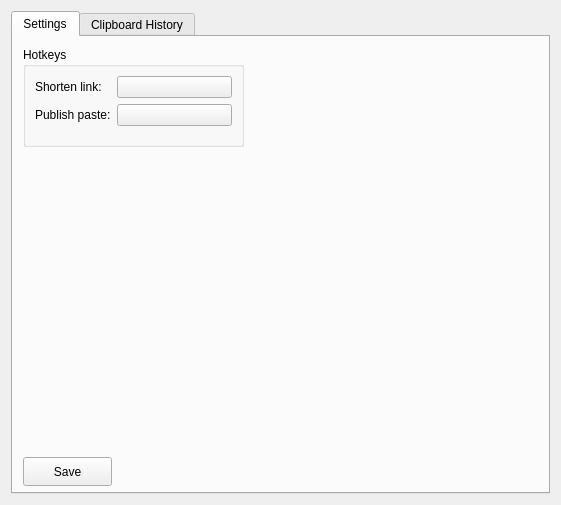
Qt form clipper.ui (antvconst/Clipper) before a commit.
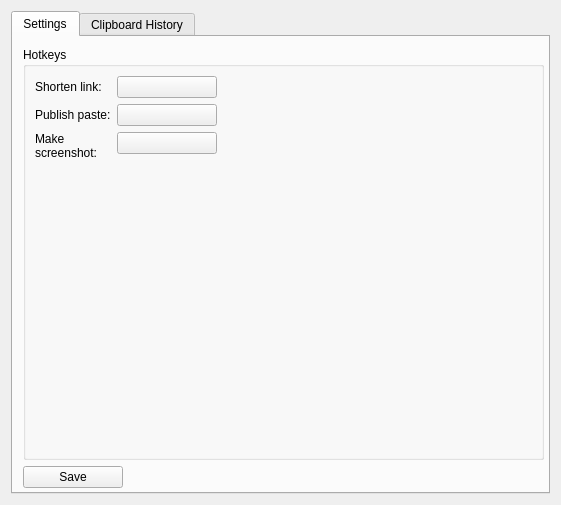
The same form after that commit. The open tabs and pages were chosen to show the change. Icons and pictures are not drawn.

Commit message: Added screenshot making and uploading (Imageshack)

```diff
--- a/clipper.ui
+++ b/clipper.ui
@@ -27,15 +27,18 @@
       <attribute name="title">
        <string>Settings</string>
       </attribute>
-      <widget class="QGroupBox" name="groupBox">
+      <widget class="QWidget" name="">
        <property name="geometry">
         <rect>
          <x>10</x>
          <y>10</y>
-         <width>221</width>
-         <height>100</height>
+         <width>521</width>
+         <height>441</height>
         </rect>
        </property>
+       <layout class="QVBoxLayout" name="verticalLayout_3">
+        <item>
+         <widget class="QGroupBox" name="groupBox">
        <property name="title">
         <string>Hotkeys</string>
        </property>
@@ -49,6 +52,12 @@
         </item>
         <item row="0" column="1">
          <widget class="QPushButton" name="shortenLinkButton">
+             <property name="maximumSize">
+              <size>
+               <width>100</width>
+               <height>16777215</height>
+              </size>
+             </property>
           <property name="text">
            <string/>
           </property>
@@ -63,25 +72,55 @@
         </item>
         <item row="1" column="1">
          <widget class="QPushButton" name="publishPasteButton">
+             <property name="maximumSize">
+              <size>
+               <width>100</width>
+               <height>16777215</height>
+              </size>
+             </property>
           <property name="text">
            <string/>
           </property>
          </widget>
         </item>
-       </layout>
-      </widget>
+           <item row="2" column="1">
+            <widget class="QPushButton" name="makeScreenshotButton">
+             <property name="maximumSize">
+              <size>
+               <width>100</width>
+               <height>16777215</height>
+              </size>
+             </property>
+             <property name="text">
+              <string/>
+             </property>
+            </widget>
+           </item>
+           <item row="2" column="0">
+            <widget class="QLabel" name="label_3">
+             <property name="text">
+              <string>Make 
+screenshot:</string>
+             </property>
+            </widget>
+           </item>
+          </layout>
+         </widget>
+        </item>
+        <item>
       <widget class="QPushButton" name="saveButton">
-       <property name="geometry">
-        <rect>
-         <x>10</x>
-         <y>420</y>
-         <width>89</width>
-         <height>29</height>
-        </rect>
+          <property name="maximumSize">
+           <size>
+            <width>100</width>
+            <height>16777215</height>
+           </size>
        </property>
        <property name="text">
         <string>Save</string>
        </property>
+         </widget>
+        </item>
+       </layout>
       </widget>
      </widget>
      <widget class="QWidget" name="historyTab">
```
Left out of the diff: 2 changed lines with no effect on the pictures. Lines whose indentation alone changed are shown as unchanged. The commit also changes 5 other files.
